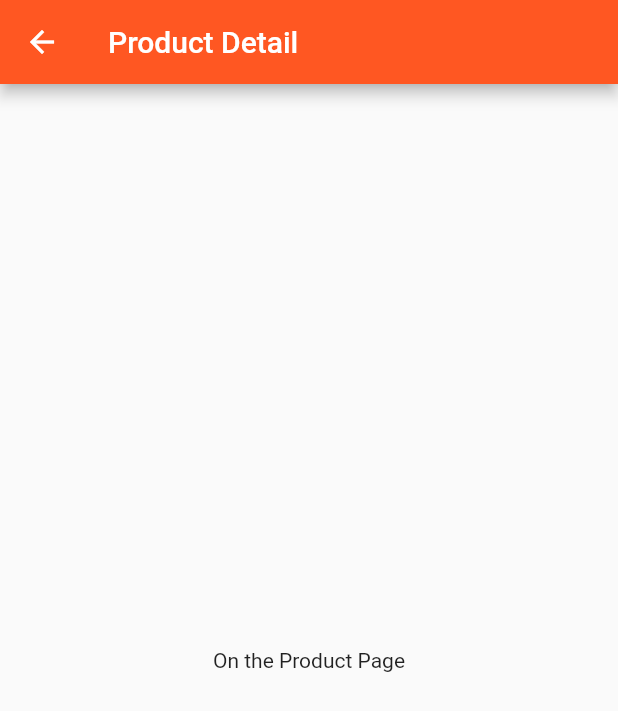
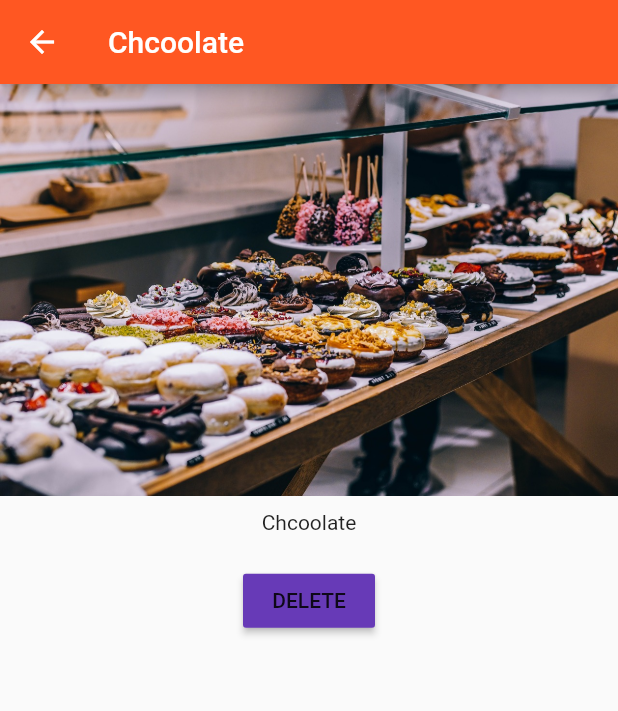
Before and after one commit to AmruthPillai/Learn-Flutter, a Flutter app: the screen it shows after launch, after a tap on "Add Product", after a tap on "Details", on a phone screen of 412 x 824 dp. Shown: the top 711 px of the screen. Run offline on Flutter 3.47's test engine with Material 2 defaults, Android fonts, the phone set to English and light mode, and no system bars.

Commit message:
deleting products on button press

```diff
--- a/lib/pages/product.dart
+++ b/lib/pages/product.dart
@@ -1,12 +1,32 @@
 import 'package:flutter/material.dart';
 
 class ProductPage extends StatelessWidget {
+  final String title;
+  final String imageUrl;
+
+  ProductPage(this.title, this.imageUrl);
+
   @override
   Widget build(BuildContext context) {
     return Scaffold(
-        appBar: AppBar(title: Text('Product Detail')),
-        body: Center(
-          child: Text('On the Product Page'),
-        ));
+      appBar: AppBar(title: Text(title)),
+      body: Column(
+        children: <Widget>[
+          Image.asset(imageUrl),
+          Container(
+            padding: EdgeInsets.all(10.0),
+            child: Text(title),
+          ),
+          Container(
+            padding: EdgeInsets.all(10.0),
+            child: RaisedButton(
+              color: Theme.of(context).accentColor,
+              child: Text('DELETE'),
+              onPressed: () => Navigator.pop(context, true),
+            ),
+          )
+        ],
+      ),
+    );
   }
 }
--- a/lib/product_control.dart
+++ b/lib/product_control.dart
@@ -14,7 +14,10 @@ class ProductControl extends StatelessWidget {
     return RaisedButton(
       color: Theme.of(context).primaryColor,
       child: Text('Add Product'),
-      onPressed: () => _addProduct('Sweets'),
+      onPressed: () => _addProduct({
+            'title': 'Chcoolate',
+            'imageUrl': 'assets/food.jpg',
+          }),
     );
   }
 }
--- a/lib/product_manager.dart
+++ b/lib/product_manager.dart
@@ -3,7 +3,7 @@ import 'package:learn_flutter/product_control.dart';
 import 'package:learn_flutter/products.dart';
 
 class ProductManager extends StatefulWidget {
-  final String startingProduct;
+  final Map<String, String> startingProduct;
 
   ProductManager({this.startingProduct}) {
     print('[ProductManager Widget] Constructor');
@@ -17,7 +17,7 @@ class ProductManager extends StatefulWidget {
 }
 
 class _ProductManagerState extends State<ProductManager> {
-  final List<String> _products = [];
+  final List<Map<String, String>> _products = [];
 
   @override
   void initState() {
@@ -34,8 +34,12 @@ class _ProductManagerState extends State<ProductManager> {
     print('[ProductManager State] didUpdateWidget()');
   }
 
-  void _addProduct(String product) {
+  void _addProduct(Map<String, String> product) {
     setState(() => _products.add(product));
+  }
+
+  void _deleteProduct(int index) {
+    setState(() => _products.removeAt(index));
   }
 
   @override
@@ -47,7 +51,7 @@ class _ProductManagerState extends State<ProductManager> {
         child: ProductControl(_addProduct),
       ),
       Expanded(
-        child: Products(products: _products),
+        child: Products(products: _products, deleteProduct: _deleteProduct),
       )
     ]);
   }
--- a/lib/products.dart
+++ b/lib/products.dart
@@ -2,27 +2,37 @@ import 'package:flutter/material.dart';
 import 'package:learn_flutter/pages/product.dart';
 
 class Products extends StatelessWidget {
-  final List<String> products;
+  final List<Map<String, String>> products;
+  final Function deleteProduct;
 
-  Products({this.products = const []}) {
+  Products({this.products, this.deleteProduct}) {
     print('[Products Widget] Constructor');
   }
 
   Widget _buildProductItem(BuildContext context, int index) {
     return Card(
         child: Column(children: <Widget>[
-      Image.asset('assets/food.jpg'),
-      Text(products[index]),
+      Image.asset(products[index]['imageUrl']),
+      Text(products[index]['title']),
       ButtonBar(
         alignment: MainAxisAlignment.center,
         children: <Widget>[
           FlatButton(
             child: Text('Details'),
-            onPressed: () => Navigator.push(
-                context,
-                MaterialPageRoute(
-                    builder: (BuildContext context) => ProductPage())),
-          )
+            onPressed: () => Navigator.push<bool>(
+                  context,
+                  MaterialPageRoute(
+                    builder: (BuildContext context) => ProductPage(
+                          products[index]['title'],
+                          products[index]['imageUrl'],
+                        ),
+                  ),
+                ).then((bool value) {
+                  if (value) {
+                    deleteProduct(index);
+                  }
+                }),
+          ),
         ],
       )
     ]));
```
